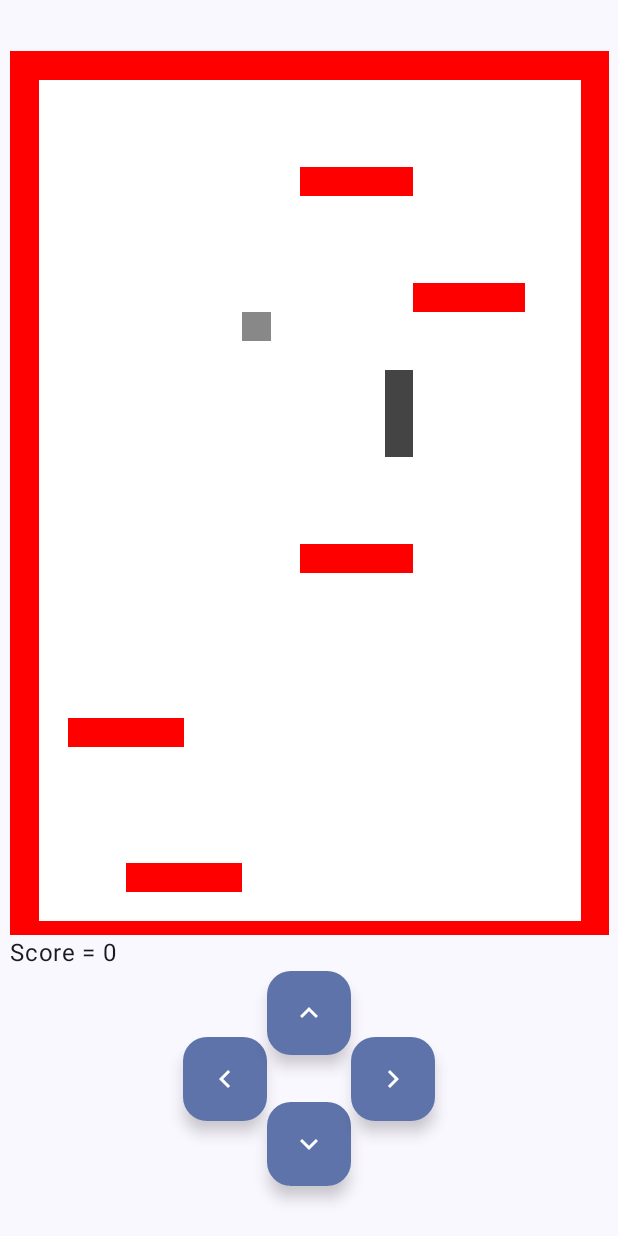
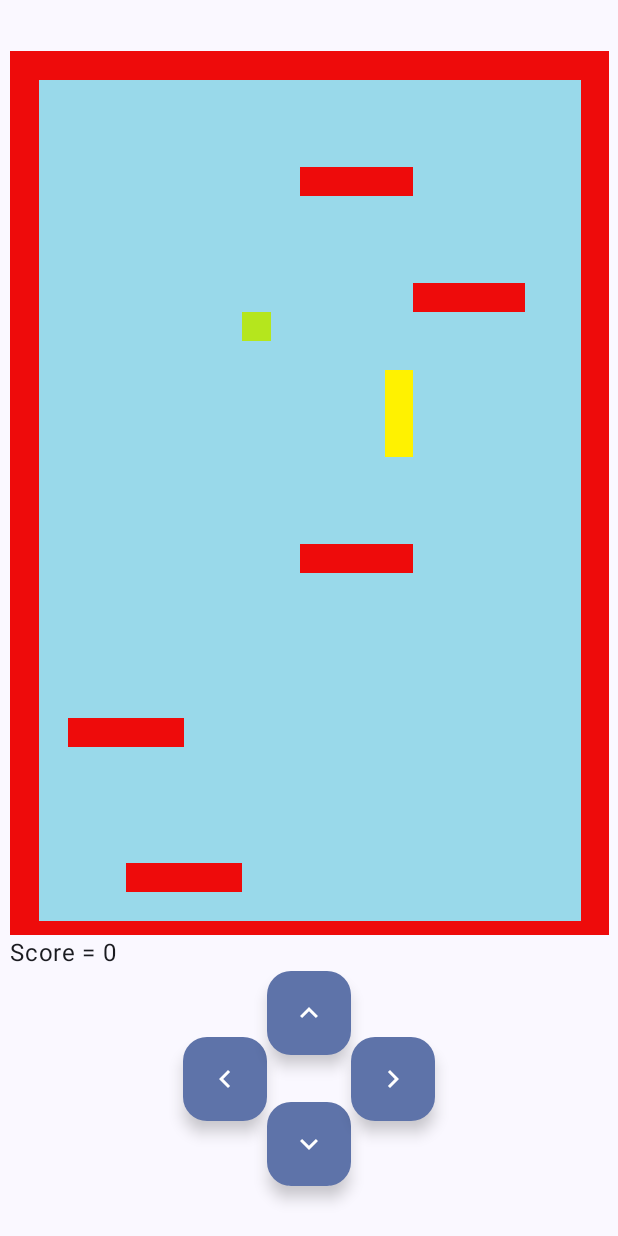
Before and after one commit to tauqirnizami/SnakeGame, an Android app built with Jetpack Compose: the DifficultScreen screen opened through its navigation route, on a phone screen of 412 x 824 dp. Run offline under Robolectric (Android 15) with nearby library versions, the phone set to English and light mode, and no system bars; Roboto replaces fonts that are not available here.

```diff
--- a/app/src/main/java/com/example/myapplication/ui/theme/difficult/DifficultScreen.kt
+++ b/app/src/main/java/com/example/myapplication/ui/theme/difficult/DifficultScreen.kt
@@ -104,15 +104,15 @@ fun difficultGenerateColorGrid(
                         j
                     )
                 }) {
-                coloursList.add(Color.Red)
+                coloursList.add(Color(0xffee0b0b))
             } else if (coordinates.any { it == Pair(i, j) }) {
-                coloursList.add(Color.DarkGray)
+                coloursList.add(Color(0xfffff200))
             } else if (Pair(i, j) == foodCoordinates) {
-                coloursList.add(Color.Gray)
+                coloursList.add(Color(0xffb5e61d))
             } else if (Pair(i, j) == giantFoodCoordinates) {
-                coloursList.add(Color.Black)
+                coloursList.add(Color(0xff22b14c))
             } else {
-                coloursList.add(Color.White)
+                coloursList.add(Color(0xff99d9ea))
             }
         }
     }
```
Also changed, not shown: app/src/main/java/com/example/myapplication/ui/theme/easy/Screen.kt (+4 -4 lines), app/src/main/java/com/example/myapplication/ui/theme/medium/MediumScreen.kt (+5 -5 lines).
